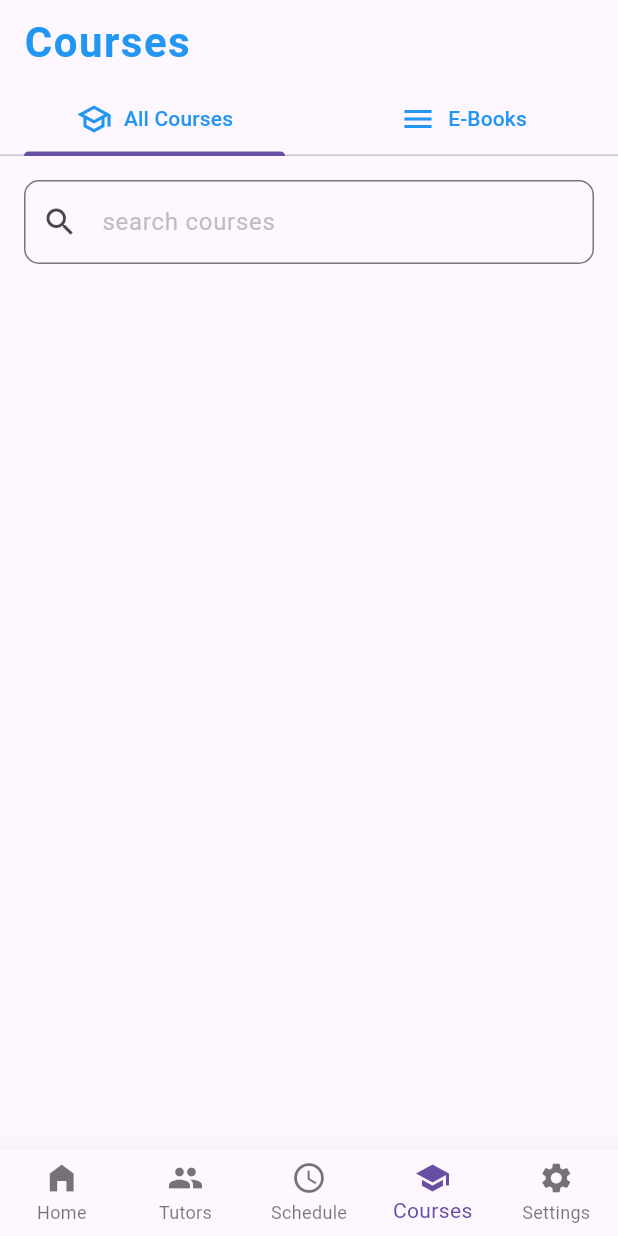
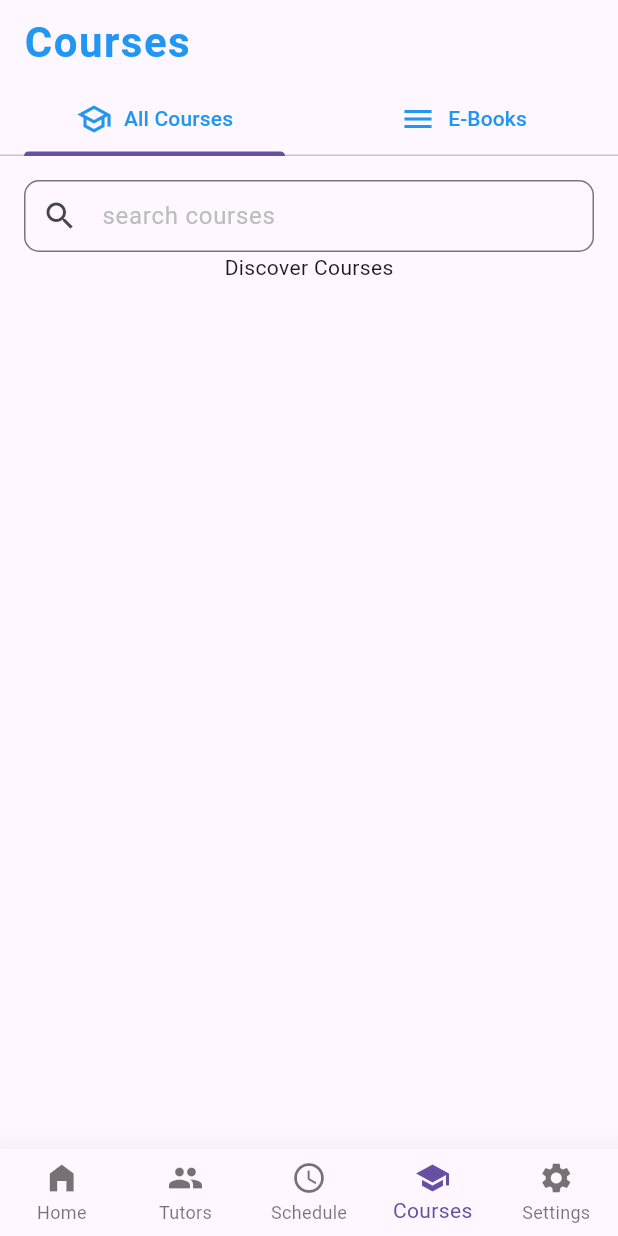
Before and after one commit to tanthokg/CSC13118_AdvMobile, a Flutter app: the screen it shows after launch, item 4 of the bottom bar chosen, on a phone screen of 412 x 824 dp. Run offline on Flutter 3.47's test engine with Material 2 defaults, Android fonts, the light colour scheme and no system bars.

Commit message:
Created CourseCard widget and adjusted CoursePage

```diff
--- a/lettutor/lib/views/pages/courses_page.dart
+++ b/lettutor/lib/views/pages/courses_page.dart
@@ -50,14 +50,13 @@
             ]),
             Expanded(
               child: TabBarView(children: [
-                SingleChildScrollView(
+                Padding(
                   padding: const EdgeInsets.all(16),
                   child: Column(
                     children: [
-                      SizedBox(
-                        height: 56,
-                        child: TextField(
+                      TextField(
                         decoration: InputDecoration(
+                          contentPadding: const EdgeInsets.only(right: 24),
                           hintStyle: TextStyle(color: Colors.grey[400]),
                           hintText: 'search courses',
                           prefixIcon: const Icon(Icons.search),
@@ -66,16 +65,19 @@
                               borderRadius: BorderRadius.all(Radius.circular(10))),
                         ),
                       ),
+                      const Center(
+                        child: Text('Discover Courses'),
                       ),
                     ],
                   ),
                 ),
-                SingleChildScrollView(
+                Padding(
                   padding: const EdgeInsets.all(16),
-                  child: SizedBox(
-                    height: 56,
-                    child: TextField(
+                  child: Column(
+                    children: [
+                      TextField(
                         decoration: InputDecoration(
+                          contentPadding: const EdgeInsets.only(right: 24),
                           hintStyle: TextStyle(color: Colors.grey[400]),
                           hintText: 'search e-books',
                           prefixIcon: const Icon(Icons.search),
@@ -84,6 +86,16 @@
                               borderRadius: BorderRadius.all(Radius.circular(10))),
                         ),
                       ),
+                      Expanded(
+                        child: Center(
+                          child: Text(
+                            'Discover E-Books\nTo be implemented',
+                            textAlign: TextAlign.center,
+                            style: Theme.of(context).textTheme.headline4,
+                          ),
+                        ),
+                      ),
+                    ],
                   ),
                 ),
               ]),
```
Also changed, not shown: lettutor/lib/entities/course.dart (added, +8 -0 lines), lettutor/lib/widgets/course_card.dart (added, +16 -0 lines), lettutor/assets/course-01.png (added), lettutor/assets/course-02.png (added), lettutor/assets/course-03.png (added), lettutor/assets/course-04.png (added), lettutor/assets/course-05.png (added), lettutor/assets/course-06.png (added). Lines whose indentation alone changed are shown as unchanged.
